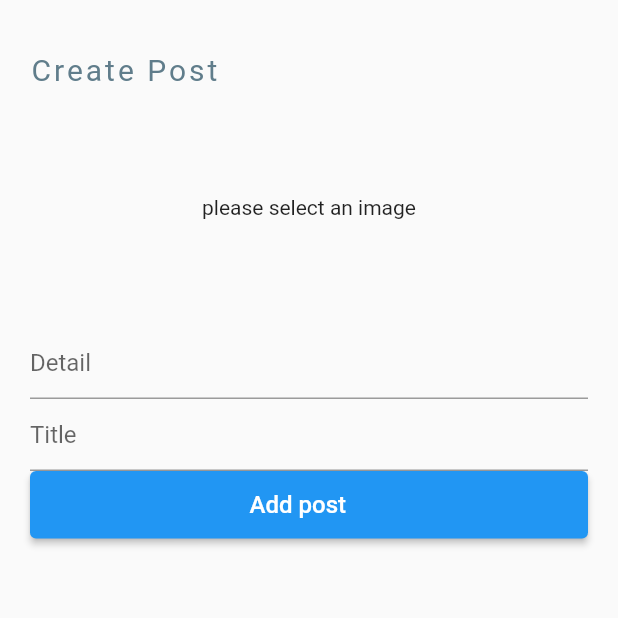
After one commit to adeshpokhrel15/Instagram_clone, a Flutter app: the CreateScreen screen opened directly, after a tap on "Add post", on a phone screen of 412 x 824 dp, the top half of it. The commit adds this screen. Run offline on Flutter 3.47's test engine with Material 2 defaults, Android fonts, the phone set to English and light mode, and no system bars; our stand-ins replace cloud_firestore, firebase_auth, firebase_core, firebase_storage, flutter_riverpod, image_picker; accounts and stored records are empty; network calls fail.

Commit message:
post model data

```diff
--- /dev/null
+++ b/lib/features/users/data/data_source/post_model_data_provider.dart
@@ -0,0 +1,64 @@
+import 'dart:io';
+
+import 'package:cloud_firestore/cloud_firestore.dart';
+import 'package:firebase_storage/firebase_storage.dart';
+import 'package:flutter_riverpod/flutter_riverpod.dart';
+import 'package:image_picker/image_picker.dart';
+import 'package:instagram_clone/features/users/models/post_model.dart';
+
+final postCrudProvider = Provider((ref) => PostProvider());
+final postStream = StreamProvider((ref) => PostProvider().getPost());
+
+class PostProvider {
+  CollectionReference dbPost = FirebaseFirestore.instance.collection('posts');
+  Future<String> addPost({
+    required String title,
+    required String detail,
+    required XFile image,
+    required String userId,
+    //image type is File type
+  }) async {
+    try {
+      final imageFile = File(image.path); //converting the image to File type
+      final imageID = DateTime.now().toString();
+      final ref = FirebaseStorage.instance.ref().child(
+          'postImages/$imageID'); //path to push the image to firebase storage
+
+      await ref.putFile(imageFile); //pushing the image to firebase storage
+
+      final url = await ref.getDownloadURL(); //getting the url of the image
+
+      dbPost.add({
+        'title': title,
+        'detail': detail,
+        'imageUrl': url,
+        'userId': userId,
+      });
+
+      return 'success';
+    } on FirebaseException catch (e) {
+      print(e);
+
+      return '';
+    }
+  }
+
+  Stream<List<Post>> getPost() {
+    final data = dbPost.snapshots().map((event) => _getFromSnap(event));
+
+    return data;
+  }
+
+  List<Post> _getFromSnap(QuerySnapshot querySnapshot) {
+    return querySnapshot.docs.map((e) {
+      final data = e.data() as Map<String, dynamic>;
+      return Post(
+        title: data['title'],
+        detail: data['detail'],
+        imageUrl: data['imageUrl'],
+        id: e.id,
+        userId: data['userId'],
+      );
+    }).toList();
+  }
+}
--- /dev/null
+++ b/lib/features/users/widgets/create_widgets.dart
@@ -0,0 +1,118 @@
+import 'dart:io';
+
+import 'package:firebase_auth/firebase_auth.dart';
+import 'package:flutter/material.dart';
+import 'package:flutter_riverpod/flutter_riverpod.dart';
+import 'package:instagram_clone/features/users/data/data_source/post_model_data_provider.dart';
+
+import '../../../Provider/image provider/image_provider.dart';
+
+class CreateScreen extends StatelessWidget {
+  final titleController = TextEditingController();
+  final detailController = TextEditingController();
+
+  final _form = GlobalKey<FormState>();
+
+  @override
+  Widget build(BuildContext context) {
+    final auth = FirebaseAuth.instance.currentUser!.uid;
+    return Scaffold(body: Consumer(builder: (context, ref, child) {
+      final dbimage = ref.watch(imageProvider);
+
+      return SingleChildScrollView(
+        child: Form(
+            key: _form,
+            child: SingleChildScrollView(
+              child: Padding(
+                padding:
+                    const EdgeInsets.symmetric(horizontal: 20, vertical: 20),
+                child: Container(
+                  child: Column(
+                    mainAxisAlignment: MainAxisAlignment.spaceBetween,
+                    crossAxisAlignment: CrossAxisAlignment.stretch,
+                    children: [
+                      SizedBox(
+                        height: 15,
+                      ),
+                      Text(
+                        'Create Post',
+                        style: TextStyle(
+                            fontSize: 20,
+                            letterSpacing: 2,
+                            color: Colors.blueGrey),
+                      ),
+                      InkWell(
+                        onTap: () {
+                          ref.read(imageProvider.notifier).getImage();
+                        },
+                        child: Padding(
+                          padding: const EdgeInsets.symmetric(vertical: 10),
+                          child: Container(
+                              height: 140,
+                              child: dbimage.image == null
+                                  ? Center(
+                                      child: Text("please select an image"),
+                                    )
+                                  : Image.file(
+                                      File(dbimage.image!.path),
+                                      fit: BoxFit.cover,
+                                    )),
+                        ),
+                      ),
+                      TextFormField(
+                        keyboardType: TextInputType.emailAddress,
+                        controller: detailController,
+                        decoration: InputDecoration(hintText: 'Detail'),
+                      ),
+                      TextFormField(
+                        controller: titleController,
+                        obscureText: true,
+                        decoration: InputDecoration(hintText: 'Title'),
+                      ),
+                      Container(
+                        height: 45,
+                        child: ElevatedButton(
+                          onPressed: () async {
+                            _form.currentState!.save();
+                            if (dbimage == null) {
+                              Text("Please select the image");
+                            } else {
+                              final response = await ref
+                                  .read(postCrudProvider)
+                                  .addPost(
+                                      title: titleController.text,
+                                      detail: detailController.text,
+                                      image: dbimage.image!,
+                                      userId: auth);
+                              if (response == 'success') {
+                                Navigator.of(context).pop();
+                              }
+                            }
+                            // if (dbimage == null) {}
+
+                            FocusScope.of(context).unfocus();
+                            if (_form.currentState!.validate()) {}
+                          },
+                          child: Row(
+                            mainAxisAlignment: MainAxisAlignment.center,
+                            children: [
+                              Text(
+                                'Add post',
+                                style: TextStyle(fontSize: 16),
+                              ),
+                              SizedBox(
+                                width: 15,
+                              ),
+                            ],
+                          ),
+                        ),
+                      ),
+                    ],
+                  ),
+                ),
+              ),
+            )),
+      );
+    }));
+  }
+}
--- a/lib/views/main screen/main_screen.dart
+++ b/lib/views/main screen/main_screen.dart
@@ -4,6 +4,7 @@ import 'package:instagram_clone/Provider/authentication/auth_provider.dart';
 import 'package:instagram_clone/features/users/data/data_source/user_model_data_source.dart';
 import 'package:instagram_clone/features/users/widgets/drawer_widgets.dart';
 
+import '../../features/users/widgets/create_widgets.dart';
 import '../../features/users/widgets/user_show.dart';
 
 class MainScreen extends StatelessWidget {
@@ -20,9 +21,8 @@ class MainScreen extends StatelessWidget {
           actions: [
             TextButton(
                 onPressed: () {
-                  ref
-                      .read(logSignProvider)
-                      .logOut(); //calling logOut function from auth_provider.dart
+                  Navigator.of(context).push(
+                      MaterialPageRoute(builder: (context) => CreateScreen()));
                 },
                 child: Text(
                   "Create",
```
Also changed, not shown: lib/features/users/models/post_model.dart (+2 -12 lines), 1 other file.
